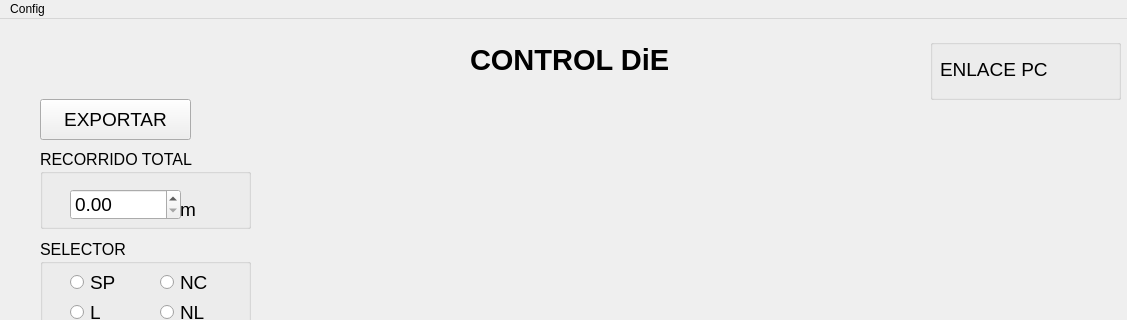
First picture: the form in mainwindow.ui, repository jcaf/SistemaDie-2026-softwareQt, before the edit; both pictures show x 0 to 1127 and y 0 to 320 of the 1127 by 689 pixel window.
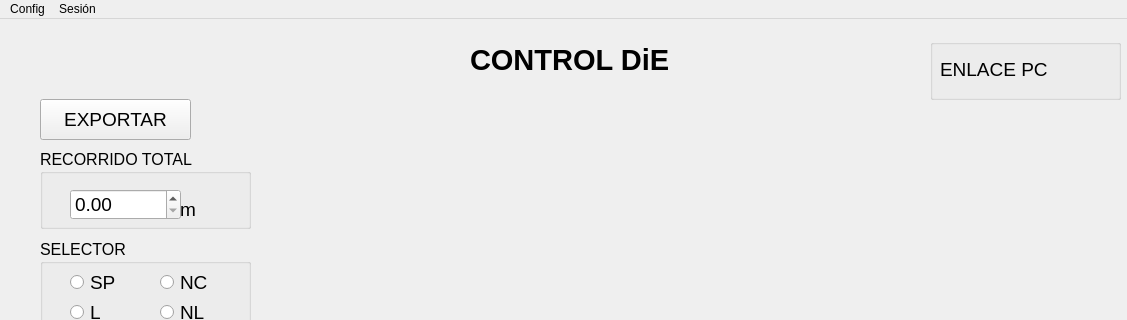
Second picture: the form after the edit. Icons and pictures are not drawn.

Commit message: Funcionando la carga desde el menu de restaurar

```diff
--- a/mainwindow.ui
+++ b/mainwindow.ui
@@ -580,7 +580,14 @@
     </property>
     <addaction name="actionConstantes"/>
    </widget>
+   <widget class="QMenu" name="menuSesi_n">
+    <property name="title">
+     <string>Sesión</string>
+    </property>
+    <addaction name="actionRestaurar_ultima"/>
+   </widget>
    <addaction name="menuConfig"/>
+   <addaction name="menuSesi_n"/>
   </widget>
   <widget class="QStatusBar" name="statusbar"/>
   <action name="actionConstantes">
```
Left out of the diff: 12 changed lines with no effect on the pictures. The commit also changes 8 other files.
